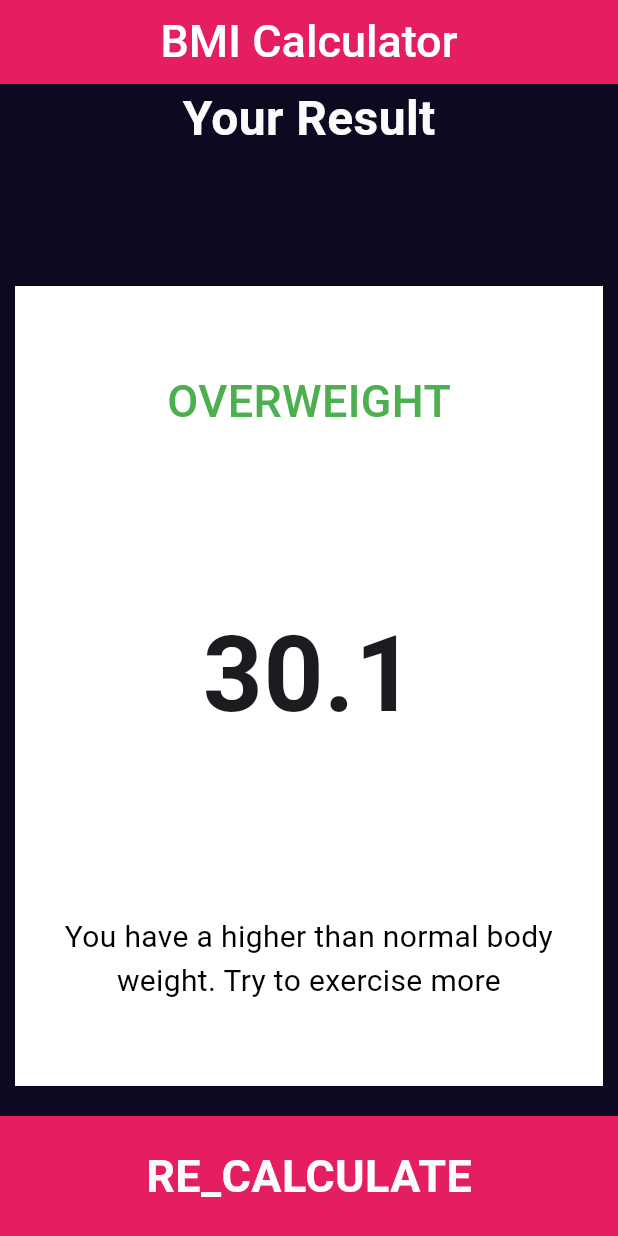
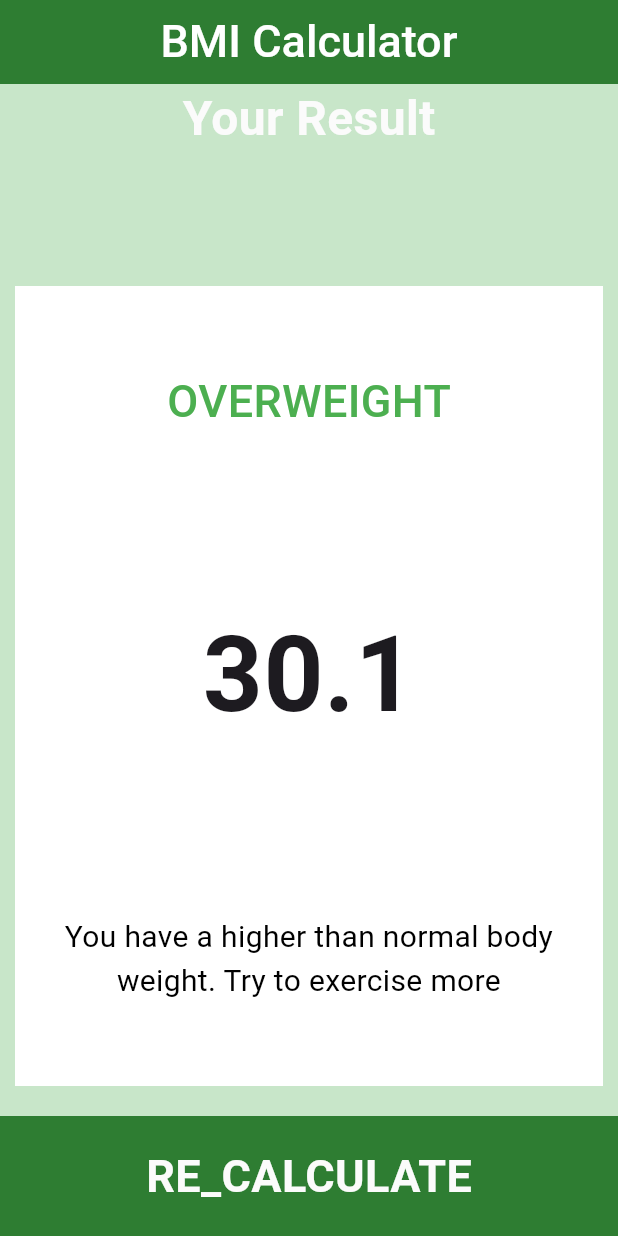
Before and after one commit to MosawirShah/bmi_calulator_class_work2024, a Flutter app: the screen it shows after launch, after a tap on "CALCULATE", on a phone screen of 412 x 824 dp. Run offline on Flutter 3.47's test engine with Material 3 defaults, Android fonts, the phone set to English and light mode, and no system bars.

Commit message:
theming added to BMI

```diff
--- a/lib/components/custom_bottom_container.dart
+++ b/lib/components/custom_bottom_container.dart
@@ -9,12 +9,14 @@ class CustomBottomContainer extends StatelessWidget {
   void Function() onPress;
   @override
   Widget build(BuildContext context) {
+    bool isDark = Theme.of(context).brightness == Brightness.dark;
+
     return  GestureDetector(
       onTap: onPress,
       child: Container(
         height: 80,
         width: double.infinity,
-        color: kPinkColor,
+        color: isDark?kPinkColor : kGreenColor,
         child: Center(
             child: Text(
               btnText,
--- a/lib/constants/constant_colours.dart
+++ b/lib/constants/constant_colours.dart
@@ -6,3 +6,4 @@ const Color kBackgroundColour = Color(0xFF0E0921);
  const Color kActiveColour = Colors.black12;
  const Color kInActiveColour = Colors.black54;
  const Color kContentColour = Color(0xFFFBFBFB);
+ Color kGreenColor = Colors.green[800]!;
--- /dev/null
+++ b/lib/constants/theme_constant.dart
@@ -0,0 +1,41 @@
+import 'package:bmi_calulator/constants/constant_colours.dart';
+import 'package:flutter/material.dart';
+
+//LIGHT
+ThemeData myLightTheme = ThemeData(
+  brightness: Brightness.light,
+  appBarTheme: AppBarTheme(
+    backgroundColor: kGreenColor,
+    foregroundColor: Colors.white,
+  ),
+  scaffoldBackgroundColor: Colors.green[100],
+  switchTheme: SwitchThemeData(
+    thumbColor: MaterialStateProperty.all<Color>(kGreenColor),
+  ),
+  sliderTheme: SliderThemeData(
+    activeTrackColor: kGreenColor,
+    overlayColor: kContentColour,
+    inactiveTrackColor: kContentColour,
+    thumbColor: kGreenColor,
+    thumbShape: RoundSliderThumbShape(enabledThumbRadius: 16),
+  ),
+);
+
+//Dark theme
+ThemeData myDarkTheme = ThemeData(
+  brightness: Brightness.dark,
+  appBarTheme: AppBarTheme(
+    backgroundColor: kPinkColor,
+    foregroundColor: Colors.white,
+  ),
+  switchTheme: SwitchThemeData(
+    thumbColor: MaterialStateProperty.all<Color>(kPinkColor),
+  ),
+  sliderTheme: const SliderThemeData(
+    activeTrackColor: kPinkColor,
+    overlayColor: kContentColour,
+    inactiveTrackColor: kContentColour,
+    thumbColor: kPinkColor,
+    thumbShape: RoundSliderThumbShape(enabledThumbRadius: 16),
+  ),
+);
--- a/lib/main.dart
+++ b/lib/main.dart
@@ -12,15 +12,6 @@ class BMICalculator extends StatelessWidget {
 
   @override
   Widget build(BuildContext context) {
-    return  MaterialApp(
-      theme: ThemeData(
-        appBarTheme: const AppBarTheme(
-          backgroundColor: kPinkColor,
-          foregroundColor: Colors.white,
-        ),
-        scaffoldBackgroundColor: kBackgroundColour
-      ),
-      home: InputView(),
-    );
+    return InputView();
   }
 }
--- /dev/null
+++ b/lib/view_model/theme_manager.dart
@@ -0,0 +1,16 @@
+import 'package:flutter/cupertino.dart';
+import 'package:flutter/material.dart';
+
+class ThemeManager with ChangeNotifier{
+
+  ThemeMode _themeMode = ThemeMode.light;
+
+  get themeMode => _themeMode;
+
+  changeTheme(bool isDark){
+    _themeMode = isDark ? ThemeMode.dark : ThemeMode.light;
+    notifyListeners();
+  }
+
+
+}
--- a/lib/views/input_view.dart
+++ b/lib/views/input_view.dart
@@ -3,8 +3,10 @@ import 'package:bmi_calulator/components/custom_circular_btn.dart';
 import 'package:bmi_calulator/components/icon_content.dart';
 import 'package:bmi_calulator/constants/constant_colours.dart';
 import 'package:bmi_calulator/constants/font_style_constant.dart';
+import 'package:bmi_calulator/constants/theme_constant.dart';
 import 'package:bmi_calulator/main.dart';
 import 'package:bmi_calulator/view_model/bmi_result_calculator.dart';
+import 'package:bmi_calulator/view_model/theme_manager.dart';
 import 'package:bmi_calulator/views/result_view.dart';
 import 'package:flutter/cupertino.dart';
 import 'package:flutter/material.dart';
@@ -19,14 +21,13 @@ class InputView extends StatefulWidget {
   State<InputView> createState() => _InputViewState();
 }
 
-
-enum Gender {male, female}
+enum Gender { male, female }
 
 class _InputViewState extends State<InputView> {
   int height = 140;
   int weight = 60;
   int age = 22;
-
+  ThemeManager _themeManager = ThemeManager();
   Gender? selectedGender;
   // Color maleontainerColour = inActiveColour;
   // Color femaleContainerColour = inActiveColour;
@@ -45,11 +46,43 @@ class _InputViewState extends State<InputView> {
   //}
 
   @override
+  void dispose() {
+    _themeManager.removeListener(themeChange);
+    // TODO: implement dispose
+    super.dispose();
+  }
+  @override
+  void initState() {
+    // TODO: implement initState
+    _themeManager.addListener(themeChange);
+    super.initState();
+  }
+
+
+  themeChange(){
+    if(mounted){
+      setState(() {
+
+      });
+    }
+  }
+
+  @override
   Widget build(BuildContext context) {
-    return Scaffold(
+    return MaterialApp(
+      debugShowCheckedModeBanner: false,
+      theme: myLightTheme,
+      darkTheme: myDarkTheme,
+      themeMode: _themeManager.themeMode,
+      home: Scaffold(
         appBar: AppBar(
           title: const Text("BMI Calcultor"),
           centerTitle: true,
+          actions: [
+            Switch(value:_themeManager.themeMode == ThemeMode.dark, onChanged: (newValue){
+              _themeManager.changeTheme(newValue);
+        }),
+          ],
         ),
         body: Column(
           children: [
@@ -64,7 +97,9 @@ class _InputViewState extends State<InputView> {
                         });
                       },
                       child: CustomContainer(
-                      myColor: selectedGender == Gender.male ? kActiveColour : kInActiveColour,
+                        myColor: selectedGender == Gender.male
+                            ? kActiveColour
+                            : kInActiveColour,
                         // myColor: inActiveColour,
                         custChild: IconContent(
                           iconData: Icons.male,
@@ -82,7 +117,9 @@ class _InputViewState extends State<InputView> {
                         });
                       },
                       child: CustomContainer(
-                      myColor: selectedGender == Gender.female ? kActiveColour : kInActiveColour,
+                        myColor: selectedGender == Gender.female
+                            ? kActiveColour
+                            : kInActiveColour,
                         custChild: IconContent(
                           iconData: Icons.female,
                           label: "FEMALE",
@@ -113,25 +150,17 @@ class _InputViewState extends State<InputView> {
                           height.toString(),
                           style: kNumberStyle,
                         ),
-                      const SizedBox(width: 5,),
+                        const SizedBox(
+                          width: 5,
+                        ),
                         Text(
                           "cm",
                           style: kLabelStyle,
                         ),
                       ],
                     ),
-                  SliderTheme(
-                    data: SliderTheme.of(context).copyWith(
-                      activeTrackColor: kPinkColor,
-                      overlayColor: kContentColour,
-                      inactiveTrackColor: kContentColour,
-                      thumbColor: kPinkColor,
-                      thumbShape: RoundSliderThumbShape(
-                        enabledThumbRadius: 16
-                      ),
 
-                    ),
-                    child: Slider(
+                       Slider(
                           value: height.toDouble(),
                           min: 120,
                           max: 180,
@@ -141,7 +170,7 @@ class _InputViewState extends State<InputView> {
                               print(value);
                             });
                           }),
-                  ),
+
                   ],
                 ),
               ),
@@ -157,25 +186,35 @@ class _InputViewState extends State<InputView> {
                         mainAxisAlignment: MainAxisAlignment.center,
                         children: [
                           ///TODO: 3RD WIDGT
-                         Text("WEIGHT", style:kLabelStyle,),
-                        Text(weight.toString(),style: kNumberStyle,),
+                          Text(
+                            "WEIGHT",
+                            style: kLabelStyle,
+                          ),
+                          Text(
+                            weight.toString(),
+                            style: kNumberStyle,
+                          ),
                           Row(
                             mainAxisAlignment: MainAxisAlignment.center,
                             children: [
                               CustomCircularBtn(
                                 iconData: Icons.remove,
-                            onPress: (){
+                                onPress: () {
                                   setState(() {
                                     weight--;
                                   });
                                 },
                               ),
-                          CustomCircularBtn(iconData: Icons.add,onPress: (){
+                              CustomCircularBtn(
+                                iconData: Icons.add,
+                                onPress: () {
                                   setState(() {
                                     weight++;
                                   });
-                          },)
-                        ],),
+                                },
+                              )
+                            ],
+                          ),
                         ],
                       ),
                     ),
@@ -186,37 +225,73 @@ class _InputViewState extends State<InputView> {
                       custChild: Column(
                         mainAxisAlignment: MainAxisAlignment.center,
                         children: [
-                      Text("AGE",style: kLabelStyle,),
-                      Text(age.toString(), style: kNumberStyle,),
+                          Text(
+                            "AGE",
+                            style: kLabelStyle,
+                          ),
+                          Text(
+                            age.toString(),
+                            style: kNumberStyle,
+                          ),
                           Row(
                             mainAxisAlignment: MainAxisAlignment.center,
                             children: [
-                        CustomCircularBtn(iconData: Icons.remove, onPress: (){
+                              CustomCircularBtn(
+                                iconData: Icons.remove,
+                                onPress: () {
                                   setState(() {
                                     age--;
                                   });
-                        },),
-                        CustomCircularBtn(iconData: Icons.add, onPress: (){
+                                },
+                              ),
+                              CustomCircularBtn(
+                                iconData: Icons.add,
+                                onPress: () {
                                   setState(() {
                                     age++;
                                   });
-                        },),
-                      ],)
-                    ],),
+                                },
+                              ),
+                            ],
+                          )
+                        ],
+                      ),
                     ),
                   ),
                 ],
               ),
             ),
-         CustomBottomContainer(btnText: "CALCULATE",onPress: (){
-           print(selectedGender);
-           print(height);
-           BMIResultCalulator bmiCalculate = BMIResultCalulator( calculatedHeight: height, calculatedWeight: weight);
-           Navigator.of(context).push(MaterialPageRoute(builder: (context)=>ResultView(bmi: bmiCalculate.bmiCalculate(),resultText: bmiCalculate.getResultText(),interpretation: bmiCalculate.getInterpretation(),)));
-         },),
+           //
+            CustomContainerReused(height: height, weight:weight),
           ],
-
+        ),
       ),
     );
   }
 }
+
+
+class CustomContainerReused extends StatelessWidget {
+  CustomContainerReused({this.height, this.weight});
+
+  int? height;
+  int? weight;
+  @override
+  Widget build(BuildContext context) {
+    return  CustomBottomContainer(
+      btnText: "CALCULATE",
+      onPress: () {
+
+        print(height);
+        BMIResultCalulator bmiCalculate = BMIResultCalulator(
+            calculatedHeight: height!, calculatedWeight: weight!);
+        Navigator.of(context).push(MaterialPageRoute(
+            builder: (context) => ResultView(
+              bmi: bmiCalculate.bmiCalculate(),
+              resultText: bmiCalculate.getResultText(),
+              interpretation: bmiCalculate.getInterpretation(),
+            )));
+      },
+    );
+  }
+}
```
Lines whose indentation alone changed are shown as unchanged.
